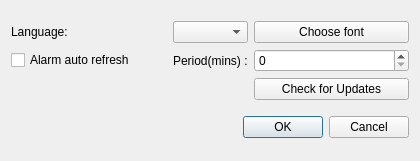
This is src/settingsdialog.ui in SSemenkin/AlarmBox as Qt 5 draws it before an edit. The edited form follows.
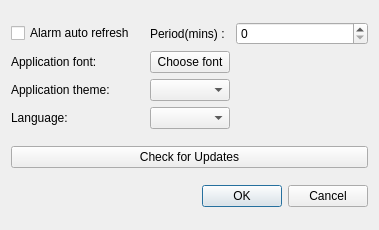
This is the edited form. Icons and pictures are not drawn.

Diff of the .ui file:
```diff
--- a/src/settingsdialog.ui
+++ b/src/settingsdialog.ui
@@ -6,8 +6,8 @@
    <rect>
     <x>0</x>
     <y>0</y>
-    <width>420</width>
-    <height>161</height>
+    <width>379</width>
+    <height>230</height>
    </rect>
   </property>
   <property name="windowTitle">
@@ -18,26 +18,50 @@
     <normaloff>:/icons/applications-office.svg</normaloff>:/icons/applications-office.svg</iconset>
   </property>
   <layout class="QGridLayout" name="gridLayout_2">
-   <item row="1" column="0">
-    <widget class="QDialogButtonBox" name="buttonBox">
-     <property name="orientation">
-      <enum>Qt::Horizontal</enum>
-     </property>
-     <property name="standardButtons">
-      <set>QDialogButtonBox::Cancel|QDialogButtonBox::Ok</set>
-     </property>
-    </widget>
-   </item>
    <item row="0" column="0">
     <layout class="QGridLayout" name="gridLayout">
+     <item row="4" column="1">
+      <widget class="QComboBox" name="themeCombo"/>
+     </item>
      <item row="0" column="0">
+      <widget class="QCheckBox" name="checkBox">
+       <property name="text">
+        <string>Alarm auto refresh</string>
+       </property>
+      </widget>
+     </item>
+     <item row="4" column="0">
+      <widget class="QLabel" name="label_3">
+       <property name="text">
+        <string>Application theme:</string>
+       </property>
+      </widget>
+     </item>
+     <item row="5" column="0">
       <widget class="QLabel" name="label">
        <property name="text">
         <string>Language:</string>
        </property>
       </widget>
      </item>
-     <item row="1" column="1">
+     <item row="5" column="1">
+      <widget class="QComboBox" name="comboBox"/>
+     </item>
+     <item row="3" column="1">
+      <widget class="QPushButton" name="fontButton">
+       <property name="text">
+        <string>Choose font</string>
+       </property>
+      </widget>
+     </item>
+     <item row="3" column="0">
+      <widget class="QLabel" name="label_4">
+       <property name="text">
+        <string>Application font:</string>
+       </property>
+      </widget>
+     </item>
+     <item row="0" column="1">
       <widget class="QLabel" name="label_2">
        <property name="sizePolicy">
         <sizepolicy hsizetype="Fixed" vsizetype="Preferred">
@@ -51,34 +75,27 @@
       </widget>
      </item>
      <item row="0" column="2">
-      <widget class="QPushButton" name="fontButton">
-       <property name="text">
-        <string>Choose font</string>
-       </property>
-      </widget>
-     </item>
-     <item row="1" column="2">
       <widget class="QSpinBox" name="spinBox"/>
      </item>
-     <item row="0" column="1">
-      <widget class="QComboBox" name="comboBox"/>
-     </item>
-     <item row="1" column="0">
-      <widget class="QCheckBox" name="checkBox">
-       <property name="text">
-        <string>Alarm auto refresh</string>
-       </property>
-      </widget>
-     </item>
-     <item row="2" column="2">
-      <widget class="QPushButton" name="checkForUpdatesButton">
-       <property name="text">
-        <string>Check for Updates</string>
-       </property>
-      </widget>
-     </item>
     </layout>
    </item>
+   <item row="2" column="0">
+    <widget class="QDialogButtonBox" name="buttonBox">
+     <property name="orientation">
+      <enum>Qt::Horizontal</enum>
+     </property>
+     <property name="standardButtons">
+      <set>QDialogButtonBox::Cancel|QDialogButtonBox::Ok</set>
+     </property>
+    </widget>
+   </item>
+   <item row="1" column="0">
+    <widget class="QPushButton" name="checkForUpdatesButton">
+     <property name="text">
+      <string>Check for Updates</string>
+     </property>
+    </widget>
+   </item>
   </layout>
  </widget>
  <resources>
```
